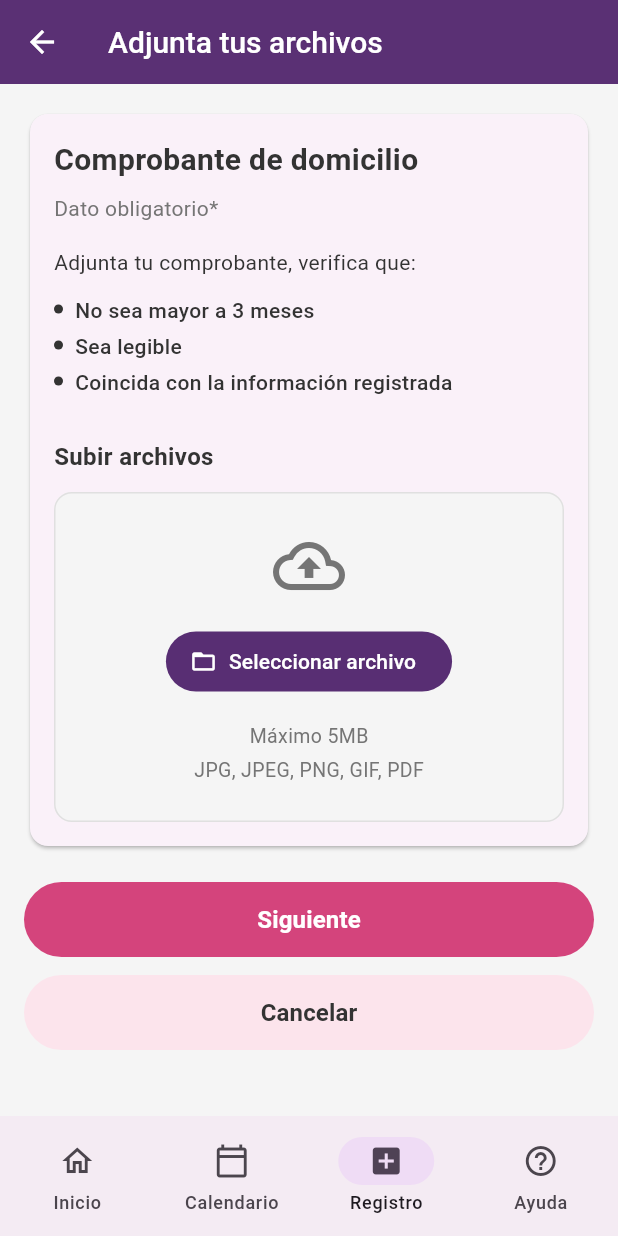
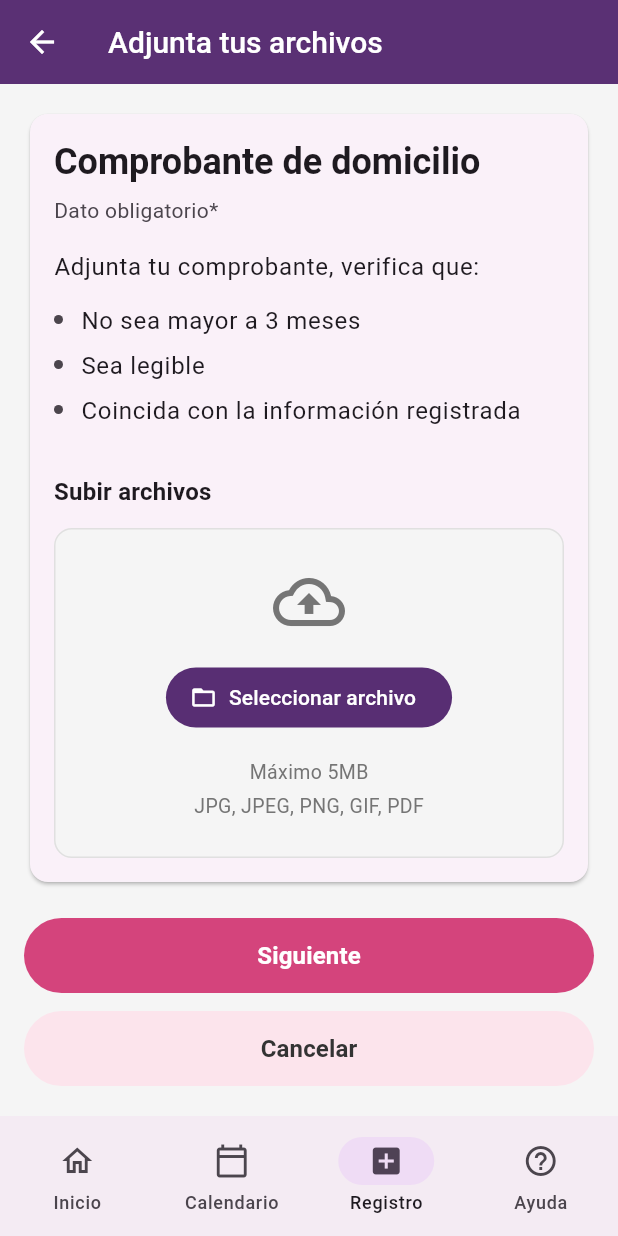
Before and after one commit to forozco/forozco-flutter-uploader-component, a Flutter app: the screen it shows after launch, on a phone screen of 412 x 824 dp. Run offline on Flutter 3.47's test engine with Material 3 defaults, Android fonts, the light colour scheme and no system bars; our stand-ins replace file_picker.

Commit message:
refactor: implement native iOS/Android UI for FileUploaderCard
- Added Platform.isIOS detection for platform-specific rendering
- iOS: SF Pro typography with CupertinoColors, letter-spacing -0.5
- Android: Theme.of(context).textTheme and colorScheme for Material 3
- Native bullet points styled per platform
- HapticFeedback on file selection
- Platform-specific error dialogs (CupertinoAlertDialog vs SnackBar)

```diff
--- a/lib/widgets/file_uploader_card.dart
+++ b/lib/widgets/file_uploader_card.dart
@@ -1,6 +1,8 @@
+import 'dart:io';
+import 'package:flutter/cupertino.dart';
 import 'package:flutter/material.dart';
 import 'package:file_picker/file_picker.dart';
-import '../theme/app_theme.dart';
+import 'package:flutter/services.dart';
 import 'upload_dropzone.dart';
 import 'file_upload_item.dart';
 
@@ -99,6 +101,14 @@ class _FileUploaderCardState extends State<FileUploaderCard> {
 
   @override
   Widget build(BuildContext context) {
+    if (Platform.isIOS) {
+      return _buildIOSCard(context);
+    }
+    return _buildAndroidCard(context);
+  }
+
+  // ==================== iOS Native UI ====================
+  Widget _buildIOSCard(BuildContext context) {
     return Padding(
       padding: const EdgeInsets.all(16),
       child: Column(
@@ -107,18 +117,19 @@ class _FileUploaderCardState extends State<FileUploaderCard> {
           Text(
             widget.title,
             style: const TextStyle(
-              fontSize: 20,
+              fontSize: 22,
               fontWeight: FontWeight.bold,
-              color: AppColors.textDark,
+              color: CupertinoColors.black,
+              letterSpacing: -0.5,
             ),
           ),
           if (widget.subtitle != null) ...[
-            const SizedBox(height: 8),
+            const SizedBox(height: 6),
             Text(
               widget.subtitle!,
-              style: const TextStyle(
-                fontSize: 14,
-                color: AppColors.textGray,
+              style: TextStyle(
+                fontSize: 15,
+                color: CupertinoColors.systemGrey,
               ),
             ),
           ],
@@ -127,22 +138,22 @@ class _FileUploaderCardState extends State<FileUploaderCard> {
             Text(
               widget.description!,
               style: const TextStyle(
-                fontSize: 14,
-                color: AppColors.textDark,
+                fontSize: 15,
+                color: CupertinoColors.black,
               ),
             ),
           ],
           if (widget.requirements != null && widget.requirements!.isNotEmpty) ...[
             const SizedBox(height: 12),
-            ...widget.requirements!.map((req) => _buildBulletPoint(req)),
+            ...widget.requirements!.map((req) => _buildIOSBulletPoint(req)),
           ],
           const SizedBox(height: 24),
           Text(
             widget.uploadSectionTitle,
             style: const TextStyle(
-              fontSize: 16,
+              fontSize: 17,
               fontWeight: FontWeight.w600,
-              color: AppColors.textDark,
+              color: CupertinoColors.black,
             ),
           ),
           const SizedBox(height: 12),
@@ -166,18 +177,18 @@ class _FileUploaderCardState extends State<FileUploaderCard> {
     );
   }
 
-  Widget _buildBulletPoint(String text) {
+  Widget _buildIOSBulletPoint(String text) {
     return Padding(
-      padding: const EdgeInsets.only(bottom: 4),
+      padding: const EdgeInsets.only(bottom: 6),
       child: Row(
         crossAxisAlignment: CrossAxisAlignment.start,
         children: [
           Container(
-            margin: const EdgeInsets.only(top: 6, right: 8),
-            width: 6,
-            height: 6,
-            decoration: const BoxDecoration(
-              color: AppColors.textDark,
+            margin: const EdgeInsets.only(top: 7, right: 10),
+            width: 5,
+            height: 5,
+            decoration: BoxDecoration(
+              color: CupertinoColors.systemGrey,
               shape: BoxShape.circle,
             ),
           ),
@@ -185,9 +196,108 @@ class _FileUploaderCardState extends State<FileUploaderCard> {
             child: Text(
               text,
               style: const TextStyle(
-                fontSize: 14,
-                color: AppColors.textDark,
-                fontWeight: FontWeight.w500,
+                fontSize: 15,
+                color: CupertinoColors.black,
+                fontWeight: FontWeight.w400,
+              ),
+            ),
+          ),
+        ],
+      ),
+    );
+  }
+
+  // ==================== Android Native UI ====================
+  Widget _buildAndroidCard(BuildContext context) {
+    final textTheme = Theme.of(context).textTheme;
+    final colorScheme = Theme.of(context).colorScheme;
+
+    return Padding(
+      padding: const EdgeInsets.all(16),
+      child: Column(
+        crossAxisAlignment: CrossAxisAlignment.start,
+        children: [
+          Text(
+            widget.title,
+            style: textTheme.headlineSmall?.copyWith(
+              fontWeight: FontWeight.bold,
+              color: colorScheme.onSurface,
+            ),
+          ),
+          if (widget.subtitle != null) ...[
+            const SizedBox(height: 6),
+            Text(
+              widget.subtitle!,
+              style: textTheme.bodyMedium?.copyWith(
+                color: colorScheme.onSurfaceVariant,
+              ),
+            ),
+          ],
+          if (widget.description != null) ...[
+            const SizedBox(height: 16),
+            Text(
+              widget.description!,
+              style: textTheme.bodyLarge?.copyWith(
+                color: colorScheme.onSurface,
+              ),
+            ),
+          ],
+          if (widget.requirements != null && widget.requirements!.isNotEmpty) ...[
+            const SizedBox(height: 12),
+            ...widget.requirements!.map((req) => _buildAndroidBulletPoint(context, req)),
+          ],
+          const SizedBox(height: 24),
+          Text(
+            widget.uploadSectionTitle,
+            style: textTheme.titleMedium?.copyWith(
+              fontWeight: FontWeight.w600,
+              color: colorScheme.onSurface,
+            ),
+          ),
+          const SizedBox(height: 12),
+          UploadDropzone(
+            onTap: _handleFileSelection,
+            maxFileSizeMB: widget.maxFileSizeMB,
+            allowedExtensions: widget.allowedExtensions,
+          ),
+          if (_uploadedFiles.isNotEmpty) ...[
+            const SizedBox(height: 16),
+            ..._uploadedFiles.map((file) => FileUploadItem(
+              fileName: file.name,
+              fileSize: file.size,
+              progress: file.progress,
+              isUploading: file.isUploading,
+              onRemove: () => _removeFile(file),
+            )),
+          ],
+        ],
+      ),
+    );
+  }
+
+  Widget _buildAndroidBulletPoint(BuildContext context, String text) {
+    final textTheme = Theme.of(context).textTheme;
+    final colorScheme = Theme.of(context).colorScheme;
+
+    return Padding(
+      padding: const EdgeInsets.only(bottom: 6),
+      child: Row(
+        crossAxisAlignment: CrossAxisAlignment.start,
+        children: [
+          Container(
+            margin: const EdgeInsets.only(top: 8, right: 12),
+            width: 6,
+            height: 6,
+            decoration: BoxDecoration(
+              color: colorScheme.onSurfaceVariant,
+              shape: BoxShape.circle,
+            ),
+          ),
+          Expanded(
+            child: Text(
+              text,
+              style: textTheme.bodyLarge?.copyWith(
+                color: colorScheme.onSurface,
               ),
             ),
           ),
@@ -197,6 +307,7 @@ class _FileUploaderCardState extends State<FileUploaderCard> {
   }
 
   Future<void> _handleFileSelection() async {
+    HapticFeedback.selectionClick();
     try {
       FilePickerResult? result = await FilePicker.platform.pickFiles(
         type: FileType.any,
@@ -218,12 +329,37 @@ class _FileUploaderCardState extends State<FileUploaderCard> {
             ));
           }
         });
+        HapticFeedback.lightImpact();
         widget.onFilesChanged?.call(_uploadedFiles);
       }
     } catch (e) {
       if (!mounted) return;
+      _showError('Error al seleccionar archivo: $e');
+    }
+  }
+
+  void _showError(String message) {
+    if (Platform.isIOS) {
+      showCupertinoDialog(
+        context: context,
+        builder: (context) => CupertinoAlertDialog(
+          title: const Text('Error'),
+          content: Text(message),
+          actions: [
+            CupertinoDialogAction(
+              isDefaultAction: true,
+              onPressed: () => Navigator.pop(context),
+              child: const Text('OK'),
+            ),
+          ],
+        ),
+      );
+    } else {
       ScaffoldMessenger.of(context).showSnackBar(
-        SnackBar(content: Text('Error al seleccionar archivo: $e')),
+        SnackBar(
+          content: Text(message),
+          behavior: SnackBarBehavior.floating,
+        ),
       );
     }
   }
```
